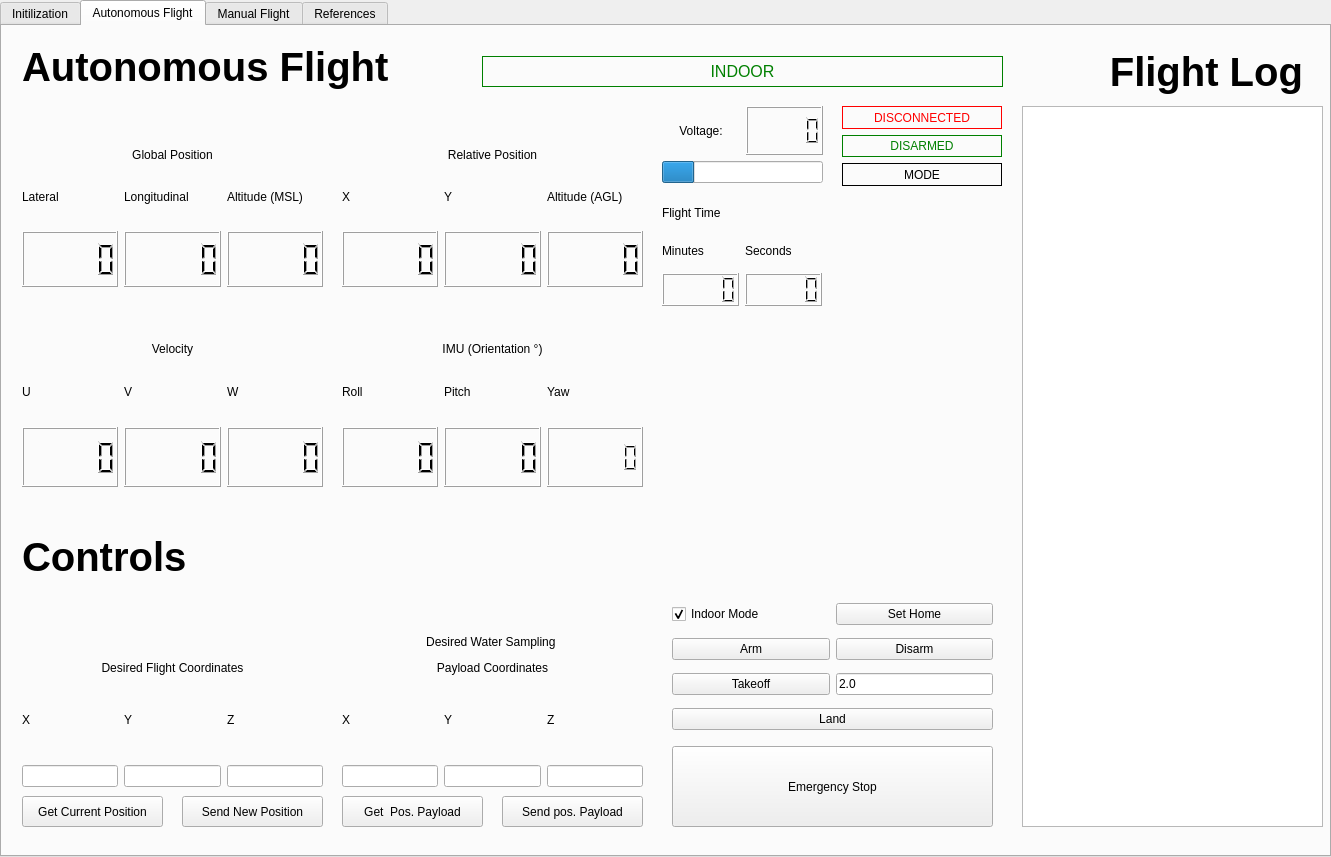
Qt form src/GUI/GUI_Sampler.ui (FSC-Lab/ground_station_gui) before a commit.
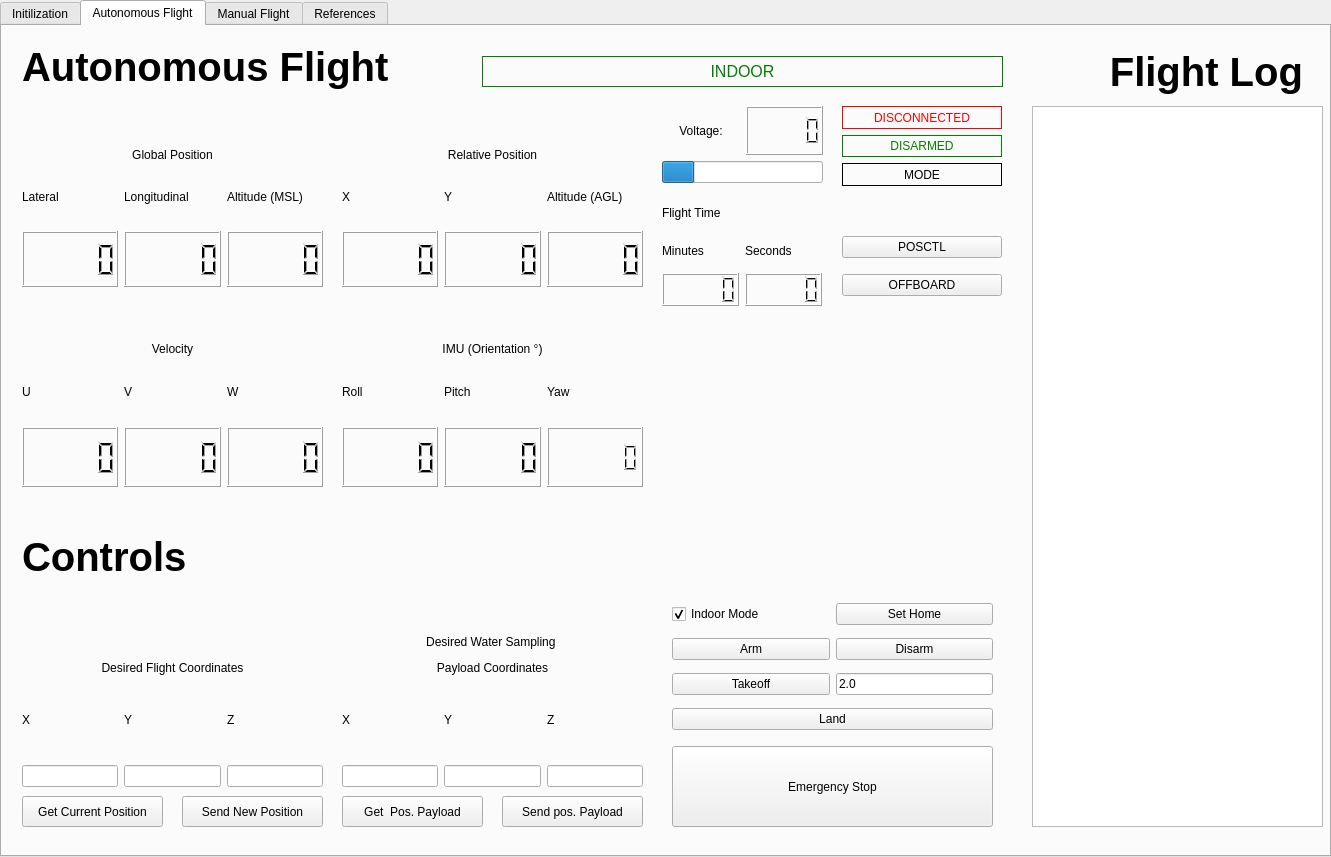
The same form after that commit.

Commit message: Add POSCTL and OFFBOARD buttons along with coordinate functionality

What changed in the file:
```diff
--- a/src/GUI/GUI_Sampler.ui
+++ b/src/GUI/GUI_Sampler.ui
@@ -381,9 +381,9 @@
    <widget class="QTextBrowser" name="Logging">
     <property name="geometry">
      <rect>
-      <x>1020</x>
+      <x>1030</x>
       <y>80</y>
-      <width>301</width>
+      <width>291</width>
       <height>721</height>
      </rect>
     </property>
@@ -889,6 +889,32 @@
      <set>Qt::AlignCenter</set>
     </property>
    </widget>
+   <widget class="QWidget" name="verticalLayoutWidget_7">
+    <property name="geometry">
+     <rect>
+      <x>840</x>
+      <y>200</y>
+      <width>160</width>
+      <height>80</height>
+     </rect>
+    </property>
+    <layout class="QVBoxLayout" name="verticalLayout_2">
+     <item>
+      <widget class="QPushButton" name="POSCTL">
+       <property name="text">
+        <string>POSCTL</string>
+       </property>
+      </widget>
+     </item>
+     <item>
+      <widget class="QPushButton" name="OFFBOARD">
+       <property name="text">
+        <string>OFFBOARD</string>
+       </property>
+      </widget>
+     </item>
+    </layout>
+   </widget>
   </widget>
   <widget class="QWidget" name="ManualFlightManagment_Tab">
    <attribute name="title">
```
Left out of the diff: 6 changed lines with no effect on the pictures. The commit also changes 3 other files.
